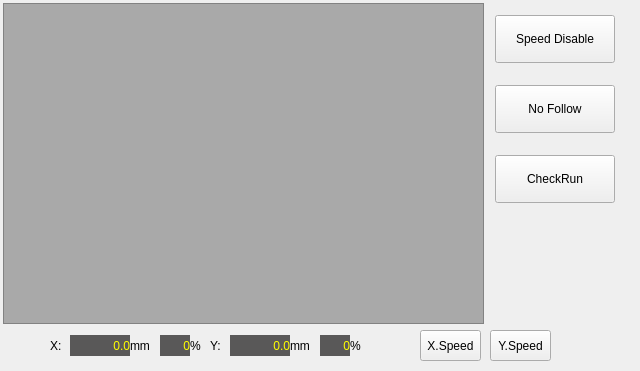
The window that hcinstruction/ichcprogrammonitorframe.ui (GaussCheng/2-5AxisPunch) describes before a commit, drawn with Qt 5.
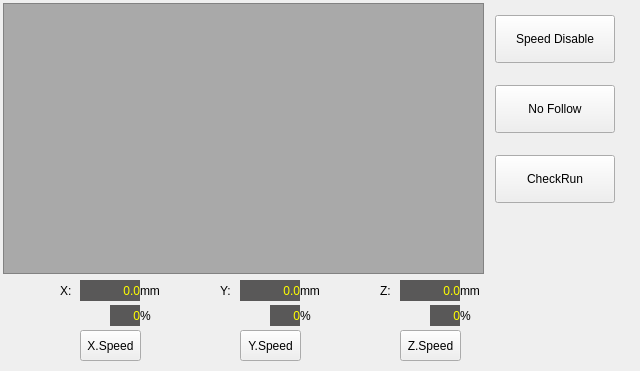
The same window after the commit. Icons and pictures are not drawn.

```diff
--- a/hcinstruction/ichcprogrammonitorframe.ui
+++ b/hcinstruction/ichcprogrammonitorframe.ui
@@ -149,7 +149,7 @@
      <x>3</x>
      <y>3</y>
      <width>481</width>
-     <height>321</height>
+     <height>271</height>
     </rect>
    </property>
    <property name="minimumSize">
@@ -188,8 +188,8 @@
   <widget class="QLabel" name="label_10">
    <property name="geometry">
     <rect>
-     <x>290</x>
-     <y>335</y>
+     <x>300</x>
+     <y>280</y>
      <width>31</width>
      <height>21</height>
     </rect>
@@ -201,8 +201,8 @@
   <widget class="QLabel" name="label_13">
    <property name="geometry">
     <rect>
-     <x>350</x>
-     <y>335</y>
+     <x>300</x>
+     <y>305</y>
      <width>16</width>
      <height>21</height>
     </rect>
@@ -214,7 +214,7 @@
   <widget class="QPushButton" name="ySpeed">
    <property name="geometry">
     <rect>
-     <x>490</x>
+     <x>240</x>
      <y>330</y>
      <width>61</width>
      <height>31</height>
@@ -236,8 +236,8 @@
   <widget class="QLabel" name="xCurrentPos">
    <property name="geometry">
     <rect>
-     <x>70</x>
-     <y>335</y>
+     <x>80</x>
+     <y>280</y>
      <width>60</width>
      <height>21</height>
     </rect>
@@ -673,8 +673,8 @@
   <widget class="QLabel" name="label_7">
    <property name="geometry">
     <rect>
-     <x>50</x>
-     <y>335</y>
+     <x>60</x>
+     <y>280</y>
      <width>16</width>
      <height>21</height>
     </rect>
@@ -686,8 +686,8 @@
   <widget class="QLabel" name="ySpeedLabel">
    <property name="geometry">
     <rect>
-     <x>320</x>
-     <y>335</y>
+     <x>270</x>
+     <y>305</y>
      <width>30</width>
      <height>21</height>
     </rect>
@@ -1123,8 +1123,8 @@
   <widget class="QLabel" name="yCurrentPos">
    <property name="geometry">
     <rect>
-     <x>230</x>
-     <y>335</y>
+     <x>240</x>
+     <y>280</y>
      <width>60</width>
      <height>21</height>
     </rect>
@@ -1560,8 +1560,8 @@
   <widget class="QLabel" name="label_12">
    <property name="geometry">
     <rect>
-     <x>190</x>
-     <y>335</y>
+     <x>140</x>
+     <y>305</y>
      <width>16</width>
      <height>21</height>
     </rect>
@@ -1573,8 +1573,8 @@
   <widget class="QLabel" name="xSpeedLabel">
    <property name="geometry">
     <rect>
-     <x>160</x>
-     <y>335</y>
+     <x>110</x>
+     <y>305</y>
      <width>30</width>
      <height>21</height>
     </rect>
@@ -2010,8 +2010,8 @@
   <widget class="QLabel" name="label_9">
    <property name="geometry">
     <rect>
-     <x>130</x>
-     <y>335</y>
+     <x>140</x>
+     <y>280</y>
      <width>31</width>
      <height>21</height>
     </rect>
@@ -2023,8 +2023,8 @@
   <widget class="QLabel" name="label_11">
    <property name="geometry">
     <rect>
-     <x>210</x>
-     <y>335</y>
+     <x>220</x>
+     <y>280</y>
      <width>16</width>
      <height>21</height>
     </rect>
@@ -2036,7 +2036,7 @@
   <widget class="QPushButton" name="xSpeed">
    <property name="geometry">
     <rect>
-     <x>420</x>
+     <x>80</x>
      <y>330</y>
      <width>61</width>
      <height>31</height>
@@ -2055,6 +2055,941 @@
     <bool>true</bool>
    </property>
   </widget>
+  <widget class="QPushButton" name="zSpeed">
+   <property name="geometry">
+    <rect>
+     <x>400</x>
+     <y>330</y>
+     <width>61</width>
+     <height>31</height>
+    </rect>
+   </property>
+   <property name="sizePolicy">
+    <sizepolicy hsizetype="Minimum" vsizetype="Preferred">
+     <horstretch>0</horstretch>
+     <verstretch>0</verstretch>
+    </sizepolicy>
+   </property>
+   <property name="text">
+    <string>Z.Speed</string>
+   </property>
+   <property name="checkable">
+    <bool>true</bool>
+   </property>
+  </widget>
+  <widget class="QLabel" name="label_14">
+   <property name="geometry">
+    <rect>
+     <x>460</x>
+     <y>305</y>
+     <width>16</width>
+     <height>21</height>
+    </rect>
+   </property>
+   <property name="text">
+    <string>%</string>
+   </property>
+  </widget>
+  <widget class="QLabel" name="label_15">
+   <property name="geometry">
+    <rect>
+     <x>380</x>
+     <y>280</y>
+     <width>16</width>
+     <height>21</height>
+    </rect>
+   </property>
+   <property name="text">
+    <string>Z:</string>
+   </property>
+  </widget>
+  <widget class="QLabel" name="label_16">
+   <property name="geometry">
+    <rect>
+     <x>460</x>
+     <y>280</y>
+     <width>31</width>
+     <height>21</height>
+    </rect>
+   </property>
+   <property name="text">
+    <string>mm</string>
+   </property>
+  </widget>
+  <widget class="QLabel" name="zCurrentPos">
+   <property name="geometry">
+    <rect>
+     <x>400</x>
+     <y>280</y>
+     <width>60</width>
+     <height>21</height>
+    </rect>
+   </property>
+   <property name="palette">
+    <palette>
+     <active>
+      <colorrole role="WindowText">
+       <brush brushstyle="SolidPattern">
+        <color alpha="255">
+         <red>255</red>
+         <green>255</green>
+         <blue>0</blue>
+        </color>
+       </brush>
+      </colorrole>
+      <colorrole role="Button">
+       <brush brushstyle="SolidPattern">
+        <color alpha="255">
+         <red>89</red>
+         <green>88</green>
+         <blue>88</blue>
+        </color>
+       </brush>
+      </colorrole>
+      <colorrole role="Light">
+       <brush brushstyle="SolidPattern">
+        <color alpha="255">
+         <red>134</red>
+         <green>132</green>
+         <blue>132</blue>
+        </color>
+       </brush>
+      </colorrole>
+      <colorrole role="Midlight">
+       <brush brushstyle="SolidPattern">
+        <color alpha="255">
+         <red>111</red>
+         <green>110</green>
+         <blue>110</blue>
+        </color>
+       </brush>
+      </colorrole>
+      <colorrole role="Dark">
+       <brush brushstyle="SolidPattern">
+        <color alpha="255">
+         <red>44</red>
+         <green>44</green>
+         <blue>44</blue>
+        </color>
+       </brush>
+      </colorrole>
+      <colorrole role="Mid">
+       <brush brushstyle="SolidPattern">
+        <color alpha="255">
+         <red>59</red>
+         <green>58</green>
+         <blue>58</blue>
+        </color>
+       </brush>
+      </colorrole>
+      <colorrole role="Text">
+       <brush brushstyle="SolidPattern">
+        <color alpha="255">
+         <red>255</red>
+         <green>255</green>
+         <blue>0</blue>
+        </color>
+       </brush>
+      </colorrole>
+      <colorrole role="BrightText">
+       <brush brushstyle="SolidPattern">
+        <color alpha="255">
+         <red>255</red>
+         <green>255</green>
+         <blue>255</blue>
+        </color>
+       </brush>
+      </colorrole>
+      <colorrole role="ButtonText">
+       <brush brushstyle="SolidPattern">
+        <color alpha="255">
+         <red>255</red>
+         <green>255</green>
+         <blue>255</blue>
+        </color>
+       </brush>
+      </colorrole>
+      <colorrole role="Base">
+       <brush brushstyle="SolidPattern">
+        <color alpha="255">
+         <red>0</red>
+         <green>0</green>
+         <blue>0</blue>
+        </color>
+       </brush>
+      </colorrole>
+      <colorrole role="Window">
+       <brush brushstyle="SolidPattern">
+        <color alpha="255">
+         <red>89</red>
+         <green>88</green>
+         <blue>88</blue>
+        </color>
+       </brush>
+      </colorrole>
+      <colorrole role="Shadow">
+       <brush brushstyle="SolidPattern">
+        <color alpha="255">
+         <red>0</red>
+         <green>0</green>
+         <blue>0</blue>
+        </color>
+       </brush>
+      </colorrole>
+      <colorrole role="AlternateBase">
+       <brush brushstyle="SolidPattern">
+        <color alpha="255">
+         <red>44</red>
+         <green>44</green>
+         <blue>44</blue>
+        </color>
+       </brush>
+      </colorrole>
+      <colorrole role="ToolTipBase">
+       <brush brushstyle="SolidPattern">
+        <color alpha="255">
+         <red>255</red>
+         <green>255</green>
+         <blue>220</blue>
+        </color>
+       </brush>
+      </colorrole>
+      <colorrole role="ToolTipText">
+       <brush brushstyle="SolidPattern">
+        <color alpha="255">
+         <red>0</red>
+         <green>0</green>
+         <blue>0</blue>
+        </color>
+       </brush>
+      </colorrole>
+     </active>
+     <inactive>
+      <colorrole role="WindowText">
+       <brush brushstyle="SolidPattern">
+        <color alpha="255">
+         <red>255</red>
+         <green>255</green>
+         <blue>0</blue>
+        </color>
+       </brush>
+      </colorrole>
+      <colorrole role="Button">
+       <brush brushstyle="SolidPattern">
+        <color alpha="255">
+         <red>89</red>
+         <green>88</green>
+         <blue>88</blue>
+        </color>
+       </brush>
+      </colorrole>
+      <colorrole role="Light">
+       <brush brushstyle="SolidPattern">
+        <color alpha="255">
+         <red>134</red>
+         <green>132</green>
+         <blue>132</blue>
+        </color>
+       </brush>
+      </colorrole>
+      <colorrole role="Midlight">
+       <brush brushstyle="SolidPattern">
+        <color alpha="255">
+         <red>111</red>
+         <green>110</green>
+         <blue>110</blue>
+        </color>
+       </brush>
+      </colorrole>
+      <colorrole role="Dark">
+       <brush brushstyle="SolidPattern">
+        <color alpha="255">
+         <red>44</red>
+         <green>44</green>
+         <blue>44</blue>
+        </color>
+       </brush>
+      </colorrole>
+      <colorrole role="Mid">
+       <brush brushstyle="SolidPattern">
+        <color alpha="255">
+         <red>59</red>
+         <green>58</green>
+         <blue>58</blue>
+        </color>
+       </brush>
+      </colorrole>
+      <colorrole role="Text">
+       <brush brushstyle="SolidPattern">
+        <color alpha="255">
+         <red>255</red>
+         <green>255</green>
+         <blue>0</blue>
+        </color>
+       </brush>
+      </colorrole>
+      <colorrole role="BrightText">
+       <brush brushstyle="SolidPattern">
+        <color alpha="255">
+         <red>255</red>
+         <green>255</green>
+         <blue>255</blue>
+        </color>
+       </brush>
+      </colorrole>
+      <colorrole role="ButtonText">
+       <brush brushstyle="SolidPattern">
+        <color alpha="255">
+         <red>255</red>
+         <green>255</green>
+         <blue>255</blue>
+        </color>
+       </brush>
+      </colorrole>
+      <colorrole role="Base">
+       <brush brushstyle="SolidPattern">
+        <color alpha="255">
+         <red>0</red>
+         <green>0</green>
+         <blue>0</blue>
+        </color>
+       </brush>
+      </colorrole>
+      <colorrole role="Window">
+       <brush brushstyle="SolidPattern">
+        <color alpha="255">
+         <red>89</red>
+         <green>88</green>
+         <blue>88</blue>
+        </color>
+       </brush>
+      </colorrole>
+      <colorrole role="Shadow">
+       <brush brushstyle="SolidPattern">
+        <color alpha="255">
+         <red>0</red>
+         <green>0</green>
+         <blue>0</blue>
+        </color>
+       </brush>
+      </colorrole>
+      <colorrole role="AlternateBase">
+       <brush brushstyle="SolidPattern">
+        <color alpha="255">
+         <red>44</red>
+         <green>44</green>
+         <blue>44</blue>
+        </color>
+       </brush>
+      </colorrole>
+      <colorrole role="ToolTipBase">
+       <brush brushstyle="SolidPattern">
+        <color alpha="255">
+         <red>255</red>
+         <green>255</green>
+         <blue>220</blue>
+        </color>
+       </brush>
+      </colorrole>
+      <colorrole role="ToolTipText">
+       <brush brushstyle="SolidPattern">
+        <color alpha="255">
+         <red>0</red>
+         <green>0</green>
+         <blue>0</blue>
+        </color>
+       </brush>
+      </colorrole>
+     </inactive>
+     <disabled>
+      <colorrole role="WindowText">
+       <brush brushstyle="SolidPattern">
+        <color alpha="255">
+         <red>44</red>
+         <green>44</green>
+         <blue>44</blue>
+        </color>
+       </brush>
+      </colorrole>
+      <colorrole role="Button">
+       <brush brushstyle="SolidPattern">
+        <color alpha="255">
+         <red>89</red>
+         <green>88</green>
+         <blue>88</blue>
+        </color>
+       </brush>
+      </colorrole>
+      <colorrole role="Light">
+       <brush brushstyle="SolidPattern">
+        <color alpha="255">
+         <red>134</red>
+         <green>132</green>
+         <blue>132</blue>
+        </color>
+       </brush>
+      </colorrole>
+      <colorrole role="Midlight">
+       <brush brushstyle="SolidPattern">
+        <color alpha="255">
+         <red>111</red>
+         <green>110</green>
+         <blue>110</blue>
+        </color>
+       </brush>
+      </colorrole>
+      <colorrole role="Dark">
+       <brush brushstyle="SolidPattern">
+        <color alpha="255">
+         <red>44</red>
+         <green>44</green>
+         <blue>44</blue>
+        </color>
+       </brush>
+      </colorrole>
+      <colorrole role="Mid">
+       <brush brushstyle="SolidPattern">
+        <color alpha="255">
+         <red>59</red>
+         <green>58</green>
+         <blue>58</blue>
+        </color>
+       </brush>
+      </colorrole>
+      <colorrole role="Text">
+       <brush brushstyle="SolidPattern">
+        <color alpha="255">
+         <red>44</red>
+         <green>44</green>
+         <blue>44</blue>
+        </color>
+       </brush>
+      </colorrole>
+      <colorrole role="BrightText">
+       <brush brushstyle="SolidPattern">
+        <color alpha="255">
+         <red>255</red>
+         <green>255</green>
+         <blue>255</blue>
+        </color>
+       </brush>
+      </colorrole>
+      <colorrole role="ButtonText">
+       <brush brushstyle="SolidPattern">
+        <color alpha="255">
+         <red>44</red>
+         <green>44</green>
+         <blue>44</blue>
+        </color>
+       </brush>
+      </colorrole>
+      <colorrole role="Base">
+       <brush brushstyle="SolidPattern">
+        <color alpha="255">
+         <red>89</red>
+         <green>88</green>
+         <blue>88</blue>
+        </color>
+       </brush>
+      </colorrole>
+      <colorrole role="Window">
+       <brush brushstyle="SolidPattern">
+        <color alpha="255">
+         <red>89</red>
+         <green>88</green>
+         <blue>88</blue>
+        </color>
+       </brush>
+      </colorrole>
+      <colorrole role="Shadow">
+       <brush brushstyle="SolidPattern">
+        <color alpha="255">
+         <red>0</red>
+         <green>0</green>
+         <blue>0</blue>
+        </color>
+       </brush>
+      </colorrole>
+      <colorrole role="AlternateBase">
+       <brush brushstyle="SolidPattern">
+        <color alpha="255">
+         <red>89</red>
+         <green>88</green>
+         <blue>88</blue>
+        </color>
+       </brush>
+      </colorrole>
+      <colorrole role="ToolTipBase">
+       <brush brushstyle="SolidPattern">
+        <color alpha="255">
+         <red>255</red>
+         <green>255</green>
+         <blue>220</blue>
+        </color>
+       </brush>
+      </colorrole>
+      <colorrole role="ToolTipText">
+       <brush brushstyle="SolidPattern">
+        <color alpha="255">
+         <red>0</red>
+         <green>0</green>
+         <blue>0</blue>
+        </color>
+       </brush>
+      </colorrole>
+     </disabled>
+    </palette>
+   </property>
+   <property name="autoFillBackground">
+    <bool>true</bool>
+   </property>
+   <property name="text">
+    <string>0.0</string>
+   </property>
+   <property name="textFormat">
+    <enum>Qt::PlainText</enum>
+   </property>
+   <property name="alignment">
+    <set>Qt::AlignRight|Qt::AlignTrailing|Qt::AlignVCenter</set>
+   </property>
+  </widget>
+  <widget class="QLabel" name="zSpeedLabel">
+   <property name="geometry">
+    <rect>
+     <x>430</x>
+     <y>305</y>
+     <width>30</width>
+     <height>21</height>
+    </rect>
+   </property>
+   <property name="palette">
+    <palette>
+     <active>
+      <colorrole role="WindowText">
+       <brush brushstyle="SolidPattern">
+        <color alpha="255">
+         <red>255</red>
+         <green>255</green>
+         <blue>0</blue>
+        </color>
+       </brush>
+      </colorrole>
+      <colorrole role="Button">
+       <brush brushstyle="SolidPattern">
+        <color alpha="255">
+         <red>89</red>
+         <green>88</green>
+         <blue>88</blue>
+        </color>
+       </brush>
+      </colorrole>
+      <colorrole role="Light">
+       <brush brushstyle="SolidPattern">
+        <color alpha="255">
+         <red>134</red>
+         <green>132</green>
+         <blue>132</blue>
+        </color>
+       </brush>
+      </colorrole>
+      <colorrole role="Midlight">
+       <brush brushstyle="SolidPattern">
+        <color alpha="255">
+         <red>111</red>
+         <green>110</green>
+         <blue>110</blue>
+        </color>
+       </brush>
+      </colorrole>
+      <colorrole role="Dark">
+       <brush brushstyle="SolidPattern">
+        <color alpha="255">
+         <red>44</red>
+         <green>44</green>
+         <blue>44</blue>
+        </color>
+       </brush>
+      </colorrole>
+      <colorrole role="Mid">
+       <brush brushstyle="SolidPattern">
+        <color alpha="255">
+         <red>59</red>
+         <green>58</green>
+         <blue>58</blue>
+        </color>
+       </brush>
+      </colorrole>
+      <colorrole role="Text">
+       <brush brushstyle="SolidPattern">
+        <color alpha="255">
+         <red>255</red>
+         <green>255</green>
+         <blue>0</blue>
+        </color>
+       </brush>
+      </colorrole>
+      <colorrole role="BrightText">
+       <brush brushstyle="SolidPattern">
+        <color alpha="255">
+         <red>255</red>
+         <green>255</green>
+         <blue>255</blue>
+        </color>
+       </brush>
+      </colorrole>
+      <colorrole role="ButtonText">
+       <brush brushstyle="SolidPattern">
+        <color alpha="255">
+         <red>255</red>
+         <green>255</green>
+         <blue>255</blue>
+        </color>
+       </brush>
+      </colorrole>
+      <colorrole role="Base">
+       <brush brushstyle="SolidPattern">
+        <color alpha="255">
+         <red>0</red>
+         <green>0</green>
+         <blue>0</blue>
+        </color>
+       </brush>
+      </colorrole>
+      <colorrole role="Window">
+       <brush brushstyle="SolidPattern">
+        <color alpha="255">
+         <red>89</red>
+         <green>88</green>
+         <blue>88</blue>
+        </color>
+       </brush>
+      </colorrole>
+      <colorrole role="Shadow">
+       <brush brushstyle="SolidPattern">
+        <color alpha="255">
+         <red>0</red>
+         <green>0</green>
+         <blue>0</blue>
+        </color>
+       </brush>
+      </colorrole>
+      <colorrole role="AlternateBase">
+       <brush brushstyle="SolidPattern">
+        <color alpha="255">
+         <red>44</red>
+         <green>44</green>
+         <blue>44</blue>
+        </color>
+       </brush>
+      </colorrole>
+      <colorrole role="ToolTipBase">
+       <brush brushstyle="SolidPattern">
+        <color alpha="255">
+         <red>255</red>
+         <green>255</green>
+         <blue>220</blue>
+        </color>
+       </brush>
+      </colorrole>
+      <colorrole role="ToolTipText">
+       <brush brushstyle="SolidPattern">
+        <color alpha="255">
+         <red>0</red>
+         <green>0</green>
+         <blue>0</blue>
+        </color>
+       </brush>
+      </colorrole>
+     </active>
+     <inactive>
+      <colorrole role="WindowText">
+       <brush brushstyle="SolidPattern">
+        <color alpha="255">
+         <red>255</red>
+         <green>255</green>
+         <blue>0</blue>
+        </color>
+       </brush>
+      </colorrole>
+      <colorrole role="Button">
+       <brush brushstyle="SolidPattern">
+        <color alpha="255">
+         <red>89</red>
+         <green>88</green>
+         <blue>88</blue>
+        </color>
+       </brush>
+      </colorrole>
+      <colorrole role="Light">
+       <brush brushstyle="SolidPattern">
+        <color alpha="255">
+         <red>134</red>
+         <green>132</green>
+         <blue>132</blue>
+        </color>
+       </brush>
+      </colorrole>
+      <colorrole role="Midlight">
+       <brush brushstyle="SolidPattern">
+        <color alpha="255">
+         <red>111</red>
+         <green>110</green>
+         <blue>110</blue>
+        </color>
+       </brush>
+      </colorrole>
+      <colorrole role="Dark">
+       <brush brushstyle="SolidPattern">
+        <color alpha="255">
+         <red>44</red>
+         <green>44</green>
+         <blue>44</blue>
+        </color>
+       </brush>
+      </colorrole>
+      <colorrole role="Mid">
+       <brush brushstyle="SolidPattern">
+        <color alpha="255">
+         <red>59</red>
+         <green>58</green>
+         <blue>58</blue>
+        </color>
+       </brush>
+      </colorrole>
+      <colorrole role="Text">
+       <brush brushstyle="SolidPattern">
+        <color alpha="255">
+         <red>255</red>
+         <green>255</green>
+         <blue>0</blue>
+        </color>
+       </brush>
+      </colorrole>
+      <colorrole role="BrightText">
+       <brush brushstyle="SolidPattern">
+        <color alpha="255">
+         <red>255</red>
+         <green>255</green>
+         <blue>255</blue>
+        </color>
+       </brush>
+      </colorrole>
+      <colorrole role="ButtonText">
+       <brush brushstyle="SolidPattern">
+        <color alpha="255">
+         <red>255</red>
+         <green>255</green>
+         <blue>255</blue>
+        </color>
+       </brush>
+      </colorrole>
+      <colorrole role="Base">
+       <brush brushstyle="SolidPattern">
+        <color alpha="255">
+         <red>0</red>
+         <green>0</green>
+         <blue>0</blue>
+        </color>
+       </brush>
+      </colorrole>
+      <colorrole role="Window">
+       <brush brushstyle="SolidPattern">
+        <color alpha="255">
+         <red>89</red>
+         <green>88</green>
+         <blue>88</blue>
+        </color>
+       </brush>
+      </colorrole>
+      <colorrole role="Shadow">
+       <brush brushstyle="SolidPattern">
+        <color alpha="255">
+         <red>0</red>
+         <green>0</green>
+         <blue>0</blue>
+        </color>
+       </brush>
+      </colorrole>
+      <colorrole role="AlternateBase">
+       <brush brushstyle="SolidPattern">
+        <color alpha="255">
+         <red>44</red>
+         <green>44</green>
+         <blue>44</blue>
+        </color>
+       </brush>
+      </colorrole>
+      <colorrole role="ToolTipBase">
+       <brush brushstyle="SolidPattern">
+        <color alpha="255">
+         <red>255</red>
+         <green>255</green>
+         <blue>220</blue>
+        </color>
+       </brush>
+      </colorrole>
+      <colorrole role="ToolTipText">
+       <brush brushstyle="SolidPattern">
+        <color alpha="255">
+         <red>0</red>
+         <green>0</green>
+         <blue>0</blue>
+        </color>
+       </brush>
+      </colorrole>
+     </inactive>
+     <disabled>
+      <colorrole role="WindowText">
+       <brush brushstyle="SolidPattern">
+        <color alpha="255">
+         <red>44</red>
+         <green>44</green>
+         <blue>44</blue>
+        </color>
+       </brush>
+      </colorrole>
+      <colorrole role="Button">
+       <brush brushstyle="SolidPattern">
+        <color alpha="255">
+         <red>89</red>
+         <green>88</green>
+         <blue>88</blue>
+        </color>
+       </brush>
+      </colorrole>
+      <colorrole role="Light">
+       <brush brushstyle="SolidPattern">
+        <color alpha="255">
+         <red>134</red>
+         <green>132</green>
+         <blue>132</blue>
+        </color>
+       </brush>
+      </colorrole>
+      <colorrole role="Midlight">
+       <brush brushstyle="SolidPattern">
+        <color alpha="255">
+         <red>111</red>
+         <green>110</green>
+         <blue>110</blue>
+        </color>
+       </brush>
+      </colorrole>
+      <colorrole role="Dark">
+       <brush brushstyle="SolidPattern">
+        <color alpha="255">
+         <red>44</red>
+         <green>44</green>
+         <blue>44</blue>
+        </color>
+       </brush>
+      </colorrole>
+      <colorrole role="Mid">
+       <brush brushstyle="SolidPattern">
+        <color alpha="255">
+         <red>59</red>
+         <green>58</green>
+         <blue>58</blue>
+        </color>
+       </brush>
+      </colorrole>
+      <colorrole role="Text">
+       <brush brushstyle="SolidPattern">
+        <color alpha="255">
+         <red>44</red>
+         <green>44</green>
+         <blue>44</blue>
+        </color>
+       </brush>
+      </colorrole>
+      <colorrole role="BrightText">
+       <brush brushstyle="SolidPattern">
+        <color alpha="255">
+         <red>255</red>
+         <green>255</green>
+         <blue>255</blue>
+        </color>
+       </brush>
+      </colorrole>
+      <colorrole role="ButtonText">
+       <brush brushstyle="SolidPattern">
+        <color alpha="255">
+         <red>44</red>
+         <green>44</green>
+         <blue>44</blue>
+        </color>
+       </brush>
+      </colorrole>
+      <colorrole role="Base">
+       <brush brushstyle="SolidPattern">
+        <color alpha="255">
+         <red>89</red>
+         <green>88</green>
+         <blue>88</blue>
+        </color>
+       </brush>
+      </colorrole>
+      <colorrole role="Window">
+       <brush brushstyle="SolidPattern">
+        <color alpha="255">
+         <red>89</red>
+         <green>88</green>
+         <blue>88</blue>
+        </color>
+       </brush>
+      </colorrole>
+      <colorrole role="Shadow">
+       <brush brushstyle="SolidPattern">
+        <color alpha="255">
+         <red>0</red>
+         <green>0</green>
+         <blue>0</blue>
+        </color>
+       </brush>
+      </colorrole>
+      <colorrole role="AlternateBase">
+       <brush brushstyle="SolidPattern">
+        <color alpha="255">
+         <red>89</red>
+         <green>88</green>
+         <blue>88</blue>
+        </color>
+       </brush>
+      </colorrole>
+      <colorrole role="ToolTipBase">
+       <brush brushstyle="SolidPattern">
+        <color alpha="255">
+         <red>255</red>
+         <green>255</green>
+         <blue>220</blue>
+        </color>
+       </brush>
+      </colorrole>
+      <colorrole role="ToolTipText">
+       <brush brushstyle="SolidPattern">
+        <color alpha="255">
+         <red>0</red>
+         <green>0</green>
+         <blue>0</blue>
+        </color>
+       </brush>
+      </colorrole>
+     </disabled>
+    </palette>
+   </property>
+   <property name="autoFillBackground">
+    <bool>true</bool>
+   </property>
+   <property name="text">
+    <string>0</string>
+   </property>
+   <property name="textFormat">
+    <enum>Qt::PlainText</enum>
+   </property>
+   <property name="alignment">
+    <set>Qt::AlignRight|Qt::AlignTrailing|Qt::AlignVCenter</set>
+   </property>
+  </widget>
  </widget>
  <resources/>
  <connections/>
```
Left out of the diff: 8 changed lines with no effect on the pictures.
